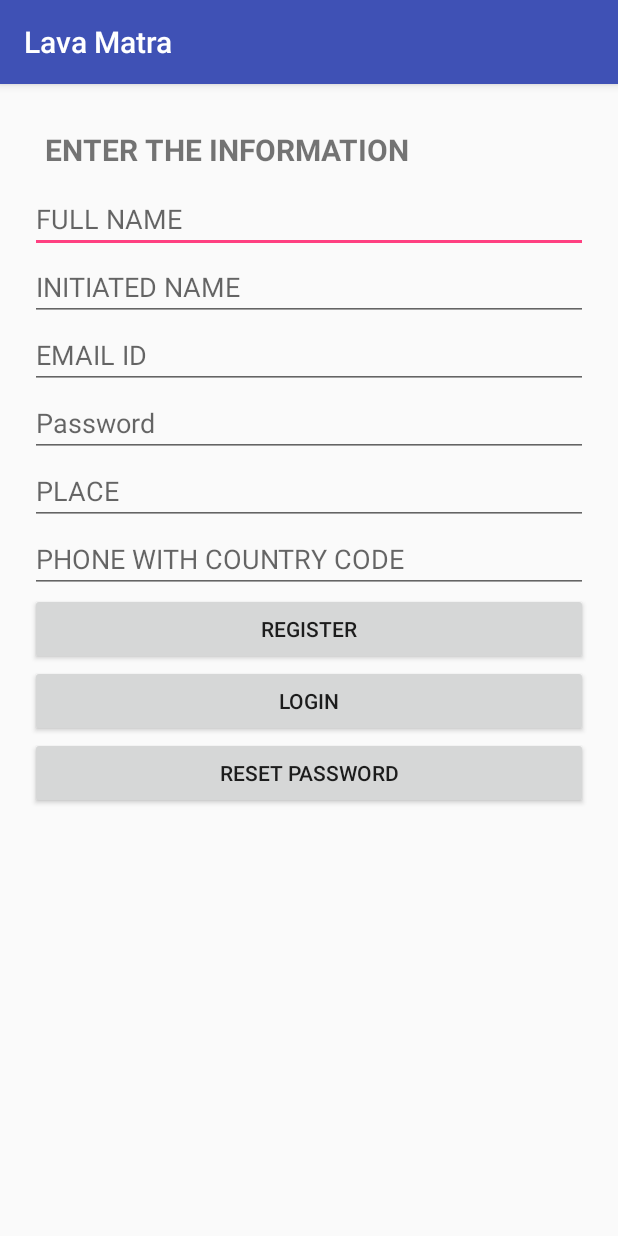
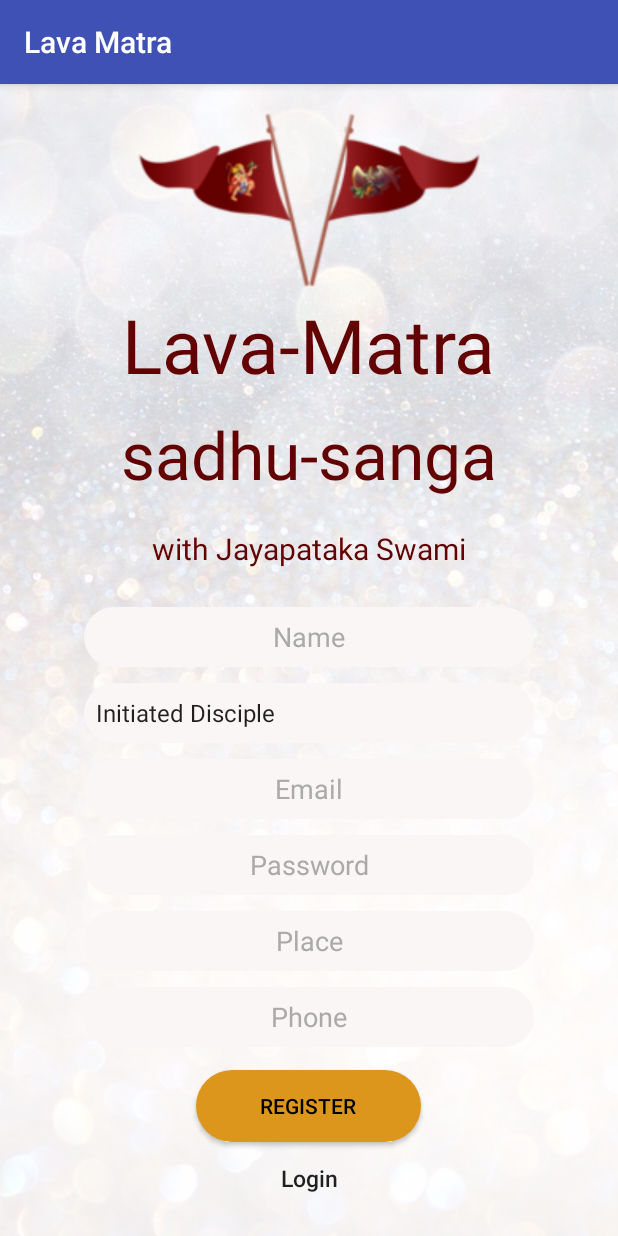
Before and after one commit to ankush819/LavaMatra, an Android app: the RegisterUserActivity screen opened directly, with no data from a screen before it, on a phone screen of 412 x 824 dp. Run offline under Robolectric (Android 15) with nearby library versions, the phone set to English and light mode, and no system bars; our stand-ins replace Firebase (no records; nobody signed in at launch, a user with empty details on screens opened directly).

Commit message:
Registration page partial xml code

```diff
--- a/app/src/main/java/org/iskcon/icc/lavamatra/authentication/RegisterUserActivity.java
+++ b/app/src/main/java/org/iskcon/icc/lavamatra/authentication/RegisterUserActivity.java
@@ -12,6 +12,7 @@ import android.text.TextUtils;
 import android.view.View;
 import android.widget.Button;
 import android.widget.EditText;
+import android.widget.Spinner;
 import android.widget.Toast;
 
 import com.google.android.gms.tasks.OnCompleteListener;
@@ -35,7 +36,8 @@ public class RegisterUserActivity extends AppCompatActivity {
     private static final String TAG = RegisterUserActivity.class.getSimpleName();
     private SharedPreferences sharedPreferences;
     private boolean completed;
-    private EditText inputFullName, inputInitiatedName, inputEmail, inputPassword, inputPhone, inputPlace;
+    private EditText inputFullName, inputEmail, inputPassword, inputPhone, inputPlace;
+    private Spinner inputInitiatedName;
     private String fullName, initiatedName, email, password, phone, place;
     private Button registerButton, resetPasswordButton, loginButton;
     private Intent intent;
@@ -50,25 +52,20 @@ public class RegisterUserActivity extends AppCompatActivity {
         firebaseAuth = FirebaseAuth.getInstance();
 
         inputFullName = (EditText) findViewById(R.id.editFullName);
-        inputInitiatedName = (EditText) findViewById(R.id.editInitiatedName);
+        inputInitiatedName = (Spinner) findViewById(R.id.editInitiatedName);
         inputEmail = (EditText) findViewById(R.id.editEmail);
         inputPassword = (EditText) findViewById(R.id.editPassword);
         inputPhone = (EditText) findViewById(R.id.editPhone);
         inputPlace = (EditText) findViewById(R.id.editPlace);
 
         registerButton = (Button) findViewById(R.id.registerButton);
-        resetPasswordButton = (Button) findViewById(R.id.resetPasswordButton);
+        //resetPasswordButton = (Button) findViewById(R.id.resetPasswordButton);
         loginButton = (Button) findViewById(R.id.goToLoginButton);
 
         sharedPreferences = PreferenceManager.getDefaultSharedPreferences(RegisterUserActivity.this);
         completed = sharedPreferences.getBoolean(registrationSharedPrefName, false);
         //TODO : Uncomment and see what is going wrong here
-        resetPasswordButton.setOnClickListener(new View.OnClickListener() {
-            @Override
-            public void onClick(View v) {
-                startActivity(new Intent(RegisterUserActivity.this, ResetPasswordActivity.class));
-            }
-        });
+
 
         loginButton.setOnClickListener(new View.OnClickListener() {
             @Override
@@ -82,7 +79,7 @@ public class RegisterUserActivity extends AppCompatActivity {
             @Override
             public void onClick(View v) {
                 fullName = inputFullName.getText().toString().trim();
-                initiatedName = inputInitiatedName.getText().toString().trim();
+                initiatedName = String.valueOf(inputInitiatedName.getSelectedItem());
                 email = inputEmail.getText().toString().trim();
                 password = inputPassword.getText().toString().trim();
                 phone = inputPhone.getText().toString().trim();
--- a/app/src/main/res/layout/activity_login_user.xml
+++ b/app/src/main/res/layout/activity_login_user.xml
@@ -1,58 +1,62 @@
 <?xml version="1.0" encoding="utf-8"?>
-    <RelativeLayout
-        xmlns:android="http://schemas.android.com/apk/res/android"
-        android:layout_width="match_parent"
-        android:layout_height="wrap_content"
-        android:fillViewport="true">
-
-        <LinearLayout
+<LinearLayout xmlns:android="http://schemas.android.com/apk/res/android"
     android:layout_width="fill_parent"
     android:layout_height="fill_parent"
     android:background="@drawable/login_page_back"
     android:gravity="center"
-            android:orientation="vertical">
+    android:orientation="vertical"
+    android:weightSum="1">
 
     <ImageView
+        android:id="@+id/imageView"
         android:layout_width="match_parent"
-                android:layout_height="wrap_content"
+        android:layout_height="58dp"
         android:layout_gravity="center_horizontal"
-                android:src="@mipmap/lavamatra_resize" />
+        android:layout_marginTop="-40dp"
+        android:src="@mipmap/lavamatra_resize"
+        android:layout_weight="0.41" />
 
     <TextView
         android:id="@+id/loginLogoName"
+        android:layout_width="wrap_content"
+        android:layout_height="wrap_content"
+        android:padding="@null"
+        android:layout_marginTop="-40dp"
         android:text="@string/app_name_login"
-                android:layout_width="wrap_content"
+        android:textColor="#630202"
         android:textSize="50dp"
-                android:padding="@null"
-                android:textColor="#630202"
-                android:layout_height="wrap_content"/>
+        android:layout_weight="0.25" />
 
     <TextView
         android:id="@+id/loginTag"
+        android:layout_width="wrap_content"
+        android:layout_height="wrap_content"
+        android:layout_marginTop="-85dp"
         android:text="@string/tag_name_login"
-                android:layout_width="wrap_content"
-                android:textSize="40dp"
         android:textColor="#630202"
-                android:layout_height="wrap_content"/>
+        android:textSize="44dp"
+        android:layout_weight="0.23" />
 
     <TextView
         android:id="@+id/loginSecondTag"
+        android:layout_width="wrap_content"
+        android:layout_height="wrap_content"
+        android:layout_marginTop="-70dp"
+        android:layout_marginBottom="20dp"
         android:text="@string/second_tag_name_login"
-                android:layout_width="wrap_content"
-                android:textSize="20dp"
         android:textColor="#630202"
-                android:layout_height="wrap_content"/>
+        android:textSize="20dp" />
 
     <EditText
         android:id="@+id/loginEmailBox"
         android:layout_width="300dp"
         android:layout_height="wrap_content"
+        android:layout_gravity="center"
+        android:layout_marginBottom="10dp"
         android:background="@drawable/rounded_edittext"
-                android:layout_marginBottom="10dp"
+        android:gravity="center"
+        android:hint="@string/user_email"
         android:inputType="textEmailAddress"
-                android:hint="EMAIL"
-                android:layout_gravity="center"
-                android:gravity="center"
         android:textColor="@android:color/darker_gray"
         android:textColorHint="@android:color/darker_gray" />
 
@@ -61,12 +65,12 @@
         android:id="@+id/loginPasswordBox"
         android:layout_width="300dp"
         android:layout_height="wrap_content"
+        android:layout_gravity="center"
+        android:layout_marginBottom="20dp"
         android:background="@drawable/rounded_edittext"
-                android:layout_marginBottom="10dp"
+        android:gravity="center"
+        android:hint="@string/user_password"
         android:inputType="textPassword"
-                android:hint="PASSWORD"
-                android:gravity="center"
-                android:layout_gravity="center"
         android:textColor="@android:color/darker_gray"
         android:textColorHint="@android:color/darker_gray" />
 
@@ -76,7 +80,8 @@
         android:id="@+id/loginButton"
         android:layout_width="150dp"
         android:layout_height="wrap_content"
-                android:layout_marginTop="20dip"
+        android:layout_marginTop="10dp"
+        android:layout_marginBottom="-20dp"
         android:background="@drawable/rounded_button"
         android:text="LOGIN"
         android:textColor="@android:color/black" />
@@ -85,8 +90,8 @@
         android:id="@+id/goToResetButton"
         android:layout_width="fill_parent"
         android:layout_height="wrap_content"
-                android:layout_marginTop="20dip"
         android:background="@null"
+        android:layout_marginTop="65dp"
         android:text="@string/forgot_password"
         android:textAllCaps="false"
         android:textColor="@color/colorAccent" />
@@ -102,4 +107,3 @@
         android:textAllCaps="false"
         android:textSize="15dp" />
 </LinearLayout>
-    </RelativeLayout>
--- a/app/src/main/res/layout/activity_register_user.xml
+++ b/app/src/main/res/layout/activity_register_user.xml
@@ -1,72 +1,148 @@
 <?xml version="1.0" encoding="utf-8"?>
-<ScrollView xmlns:android="http://schemas.android.com/apk/res/android"
-    android:layout_width="match_parent" android:layout_height="match_parent"
-    android:fillViewport="true" >
-    <RelativeLayout
+<LinearLayout xmlns:android="http://schemas.android.com/apk/res/android"
+    android:layout_width="fill_parent"
+    android:layout_height="fill_parent"
+    android:background="@drawable/register_screen_background"
+    android:gravity="center"
+    android:orientation="vertical"
+    android:weightSum="1">
+
+    <ImageView
+        android:id="@+id/imageView"
         android:layout_width="match_parent"
-        android:layout_height="wrap_content">
+        android:layout_height="58dp"
+        android:layout_gravity="center_horizontal"
+        android:layout_marginTop="-20dp"
+        android:src="@mipmap/lavamatra_resize"
+        android:layout_weight="0.41" />
+
+    <TextView
+        android:id="@+id/loginLogoName"
+        android:layout_width="wrap_content"
+        android:layout_height="wrap_content"
+        android:padding="@null"
+        android:layout_marginTop="-20dp"
+        android:text="@string/app_name_login"
+        android:textColor="#630202"
+        android:textSize="50dp"
+        android:layout_weight="0.25" />
+
+    <TextView
+        android:id="@+id/loginTag"
+        android:layout_width="wrap_content"
+        android:layout_height="wrap_content"
+        android:layout_marginTop="-55dp"
+        android:text="@string/tag_name_login"
+        android:textColor="#630202"
+        android:textSize="44dp"
+        android:layout_weight="0.23" />
+
+    <TextView
+        android:id="@+id/loginSecondTag"
+        android:layout_width="wrap_content"
+        android:layout_height="wrap_content"
+        android:layout_marginTop="-40dp"
+        android:layout_marginBottom="20dp"
+        android:text="@string/second_tag_name_login"
+        android:textColor="#630202"
+        android:textSize="20dp" />
+
     <LinearLayout
-            android:orientation="vertical"
         android:layout_width="match_parent"
         android:layout_height="wrap_content"
-            android:padding="20sp">
-
-            <TextView
-                android:id="@+id/textView"
-                android:layout_width="match_parent"
-                android:layout_height="wrap_content"
-                android:layout_gravity="center_horizontal"
-                android:text="ENTER THE INFORMATION"
-                android:textSize="20sp"
-                android:textStyle="bold"
-                android:padding="10sp"/>
+        android:orientation="vertical">
 
         <EditText
             android:id="@+id/editFullName"
-                android:layout_width="match_parent"
+            android:layout_width="300dp"
             android:layout_height="wrap_content"
-                android:hint="FULL NAME"/>
-            <EditText
+            android:layout_gravity="center"
+            android:background="@drawable/rounded_edittext"
+            android:layout_margin="5dp"
+            android:gravity="center"
+            android:hint="@string/user_name"
+            android:textColor="@android:color/darker_gray"
+            android:textColorHint="@android:color/darker_gray" />
+
+        <Spinner
             android:id="@+id/editInitiatedName"
-                android:layout_width="match_parent"
+            android:layout_width="300dp"
             android:layout_height="wrap_content"
-                android:hint="INITIATED NAME"/>
+            android:layout_margin="5dp"
+            android:gravity="center"
+            android:layout_gravity="center"
+            android:entries="@array/relationship_values"
+            android:background="@drawable/rounded_edittext"
+            android:textColor="@android:color/darker_gray"
+            android:textColorHint="@android:color/darker_gray"/>
+
+
         <EditText
             android:id="@+id/editEmail"
-                android:layout_width="match_parent"
+            android:layout_width="300dp"
             android:layout_height="wrap_content"
-                android:hint="EMAIL ID"/>
+            android:layout_gravity="center"
+            android:background="@drawable/rounded_edittext"
+            android:layout_margin="5dp"
+            android:gravity="center"
+            android:hint="@string/user_email"
+            android:textColor="@android:color/darker_gray"
+            android:textColorHint="@android:color/darker_gray" />
+
         <EditText
             android:id="@+id/editPassword"
-                android:layout_width="match_parent"
+            android:layout_width="300dp"
             android:layout_height="wrap_content"
+            android:layout_gravity="center"
+            android:background="@drawable/rounded_edittext"
+            android:layout_margin="5dp"
+            android:gravity="center"
+            android:hint="@string/user_password"
             android:inputType="textPassword"
-                android:hint="Password"/>
+            android:textColor="@android:color/darker_gray"
+            android:textColorHint="@android:color/darker_gray" />
+
         <EditText
             android:id="@+id/editPlace"
-                android:layout_width="match_parent"
+            android:layout_width="300dp"
             android:layout_height="wrap_content"
-                android:hint="PLACE"/>
+            android:layout_gravity="center"
+            android:background="@drawable/rounded_edittext"
+            android:layout_margin="5dp"
+            android:gravity="center"
+            android:hint="@string/user_place"
+            android:textColor="@android:color/darker_gray"
+            android:textColorHint="@android:color/darker_gray" />
+
         <EditText
             android:id="@+id/editPhone"
-                android:layout_width="match_parent"
+            android:layout_width="300dp"
             android:layout_height="wrap_content"
-                android:hint="PHONE WITH COUNTRY CODE"/>
+            android:layout_gravity="center"
+            android:background="@drawable/rounded_edittext"
+            android:layout_margin="5dp"
+            android:gravity="center"
+            android:hint="@string/user_phone"
+            android:textColor="@android:color/darker_gray"
+            android:textColorHint="@android:color/darker_gray" />
+
+    </LinearLayout>
+
     <Button
         android:id="@+id/registerButton"
-                android:layout_width="match_parent"
+        android:layout_width="150dp"
         android:layout_height="wrap_content"
-                android:text="REGISTER"/>
+        android:background="@drawable/rounded_button"
+        android:layout_marginTop="10dp"
+        android:text="REGISTER"
+        android:textColor="@android:color/black" />
+
     <Button
         android:id="@+id/goToLoginButton"
-                android:layout_width="match_parent"
+        android:layout_width="fill_parent"
         android:layout_height="wrap_content"
-                android:text="LOGIN"/>
-            <Button
-                android:id="@+id/resetPasswordButton"
-                android:layout_width="match_parent"
-                android:layout_height="wrap_content"
-                android:text="RESET PASSWORD"/>
+        android:background="@null"
+        android:text="Login"
+        android:textAllCaps="false"
+        android:textSize="15dp" />
 </LinearLayout>
-    </RelativeLayout>
-</ScrollView>
--- a/app/src/main/res/values/strings.xml
+++ b/app/src/main/res/values/strings.xml
@@ -4,5 +4,17 @@
     <string name="tag_name_login">sadhu-sanga</string>
     <string name="second_tag_name_login">with Jayapataka Swami</string>
     <string name="sign_up">Sign Up</string>
+    <string name="user_name">Name</string>
+    <string name="user_email">Email</string>
+    <string name="user_password">Password</string>
+    <string name="user_place">Place</string>
+    <string name="user_phone">Phone</string>
     <string name="forgot_password">Forgot Password?</string>
+
+    <string-array name="relationship_values">
+        <item>Initiated Disciple</item>
+        <item>Sheltered Disciple</item>
+        <item>Aspiring Disciple</item>
+        <item>Well Wisher</item>
+    </string-array>
 </resources>
```
Also changed, not shown: app/src/main/res/drawable/register_screen_background.jpg (added). Lines whose indentation alone changed are shown as unchanged.
